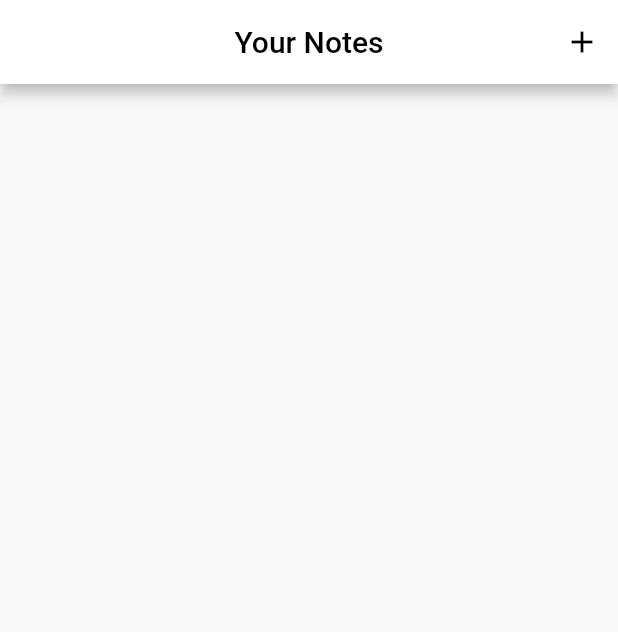
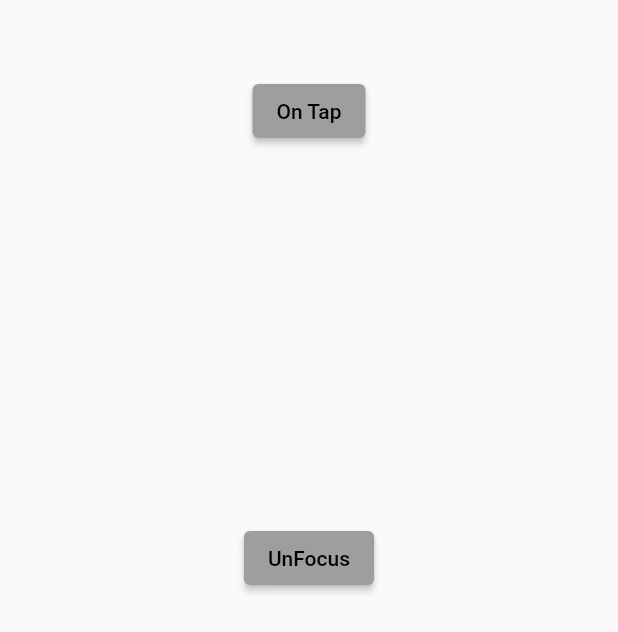
Before and after one commit to keyursavani/social_media_home_page, a Flutter app: the screen it shows after launch, on a phone screen of 412 x 824 dp. Shown: the top 632 px of the screen. Run offline on Flutter 3.47's test engine with Material 3 defaults, Android fonts, the phone set to English and light mode, and no system bars; our stand-ins replace fluttertoast.

Commit message:
final commit And add Overlay Entry Code

```diff
--- a/lib/main.dart
+++ b/lib/main.dart
@@ -3,6 +3,7 @@ import 'package:practical_task/provider/home_screen_provider.dart';
 import 'package:practical_task/provider/note_provider.dart';
 import 'package:practical_task/screen/bottom_navigationbar_screen.dart';
 import 'package:practical_task/screen/note_keeper_screen.dart';
+import 'package:practical_task/screen/overlay_entry_screen.dart';
 import 'package:provider/provider.dart';
 
 void main() {
@@ -28,7 +29,8 @@ class MyApp extends StatelessWidget {
         useMaterial3: false,
       ),
       // home: const BottomNavigationBarScreen(),
-      home: const NoteKeeperScreen(),
+      // home: const NoteKeeperScreen(),
+      home: const OverlayEntryScreen(),
     );
   }
 }
--- /dev/null
+++ b/lib/screen/overlay_entry_screen.dart
@@ -0,0 +1,129 @@
+import 'package:flutter/material.dart';
+
+class OverlayEntryScreen extends StatefulWidget {
+  const OverlayEntryScreen({super.key});
+
+  @override
+  State<StatefulWidget> createState() {
+    return OverlayEntryScreenState();
+  }
+}
+
+class OverlayEntryScreenState extends State<OverlayEntryScreen> {
+  final FocusNode _focusNode = FocusNode();
+  final FocusNode _focusNode2 = FocusNode();
+  OverlayEntry? _overlayEntry;
+  GlobalKey globalKey = GlobalKey();
+  final LayerLink _layerLink = LayerLink();
+
+  @override
+  void initState() {
+    super.initState();
+    OverlayState? overlayState = Overlay.of(context);
+    WidgetsBinding.instance!.addPostFrameCallback((_) {
+      globalKey;
+    });
+    _focusNode.addListener(() {
+      if (_focusNode.hasFocus) {
+        _overlayEntry = _createOverlay();
+
+        overlayState!.insert(_overlayEntry!);
+      } else {
+        _overlayEntry!.remove();
+      }
+    });
+  }
+
+  OverlayEntry _createOverlay() {
+    RenderBox renderBox = context.findRenderObject() as RenderBox;
+
+    var size = renderBox.size;
+    return OverlayEntry(
+        builder: (context) => Positioned(
+              width: MediaQuery.of(context).size.width - 50,
+              child: CompositedTransformFollower(
+                link: _layerLink,
+                showWhenUnlinked: false,
+                offset: const Offset(18,50),
+                child: const Material(
+                  elevation: 5.0,
+                  child: Column(
+                    children: [
+                      ListTile(
+                        title: Text('India'),
+                      ),
+                      ListTile(
+                        title: Text('Australia'),
+                      ),
+                      ListTile(
+                        title: Text('USA'),
+                      ),
+                      ListTile(
+                        title: Text('Canada'),
+                      ),
+                    ],
+                  ),
+                ),
+              ),
+            ));
+  }
+
+  @override
+  Widget build(BuildContext context) {
+    // TODO: implement build
+    return Scaffold(
+      body: SafeArea(
+        child: SingleChildScrollView(
+          child: Column(
+            mainAxisAlignment: MainAxisAlignment.center,
+            crossAxisAlignment: CrossAxisAlignment.center,
+            children: [
+              Padding(
+                padding: const EdgeInsets.only(top: 50,bottom: 50),
+                child: CompositedTransformTarget(
+                  link: _layerLink,
+                  child: Center(
+                    child: ElevatedButton(
+                      onPressed: () {
+                        // _focusNode.hasFocus;
+                        FocusScope.of(context).requestFocus(_focusNode);
+                        // if(_focusNode.hasFocus){
+                        //   FocusScope.of(context).requestFocus(_focusNode);
+                        //   _focusNode.unfocus();
+                        // }
+                        // else{
+                        //   FocusScope.of(context).requestFocus(_focusNode2);
+                        // }
+                      },
+                      child: const Text("On Tap"),
+                    ),
+                  ),
+                ),
+              ),
+              const SizedBox(height: 200,),
+              ElevatedButton(
+                  onPressed: (){
+                    _focusNode.unfocus();
+                    FocusScope.of(context).requestFocus(_focusNode2);
+                  },
+                  child: const Text("UnFocus"))
+              // Container(
+              //   width: 50,
+              //   padding: const EdgeInsets.only(left: 20,right: 20),
+              //   child: CompositedTransformTarget(
+              //     link: _layerLink,
+              //     child: TextFormField(
+              //       focusNode: _focusNode,
+              //       keyboardType: TextInputType.text,
+              //       textCapitalization: TextCapitalization.words,
+              //       textInputAction: TextInputAction.next,
+              //     ),
+              //   ),
+              // ),
+            ],
+          ),
+        ),
+      ),
+    );
+  }
+}
```
